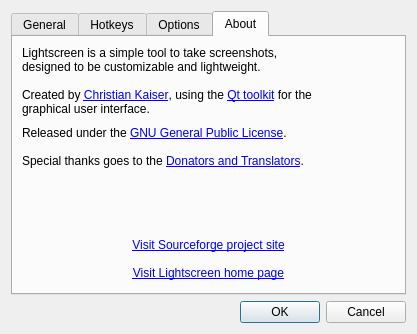
This is dialogs/optionsdialog.ui in ckaiser/Lightscreen as Qt 5 draws it before an edit. The edited form follows.
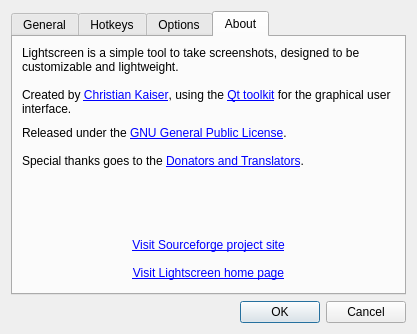
This is the edited form. The open tabs and pages were chosen to show the change. Icons and pictures are not drawn. Custom widgets are drawn as their Qt base class.

What changed in the file:
```diff
--- a/dialogs/optionsdialog.ui
+++ b/dialogs/optionsdialog.ui
@@ -1165,8 +1165,6 @@
       </attribute>
       <layout class="QVBoxLayout" name="verticalLayout_9">
        <item>
-        <layout class="QHBoxLayout" name="horizontalLayout_3">
-         <item>
           <widget class="QLabel" name="mainLabel">
            <property name="text">
             <string>Lightscreen is a simple tool to take screenshots, designed to be customizable and lightweight.&lt;br&gt;&lt;br&gt;
@@ -1178,25 +1176,7 @@
           </widget>
          </item>
          <item>
-          <widget class="QLabel" name="logoLabel">
-           <property name="minimumSize">
-            <size>
-             <width>64</width>
-             <height>64</height>
-            </size>
-           </property>
-           <property name="maximumSize">
-            <size>
-             <width>64</width>
-             <height>64</height>
-            </size>
-           </property>
-          </widget>
-         </item>
-        </layout>
-       </item>
-       <item>
-        <widget class="QLabel" name="label_2">
+        <widget class="QLabel" name="licenseAboutLabel">
          <property name="text">
           <string>Released under the &lt;a href=&quot;http://www.gnu.org/licenses/gpl-2.0.html&quot;&gt;GNU General Public License&lt;/a&gt;.&lt;br&gt;&lt;br&gt;
 Special thanks goes to the &lt;a href=&quot;http://lightscreen.sourceforge.net/about&quot;&gt;Donators and Translators&lt;/a&gt;.</string>
```
Lines whose indentation alone changed are shown as unchanged.
